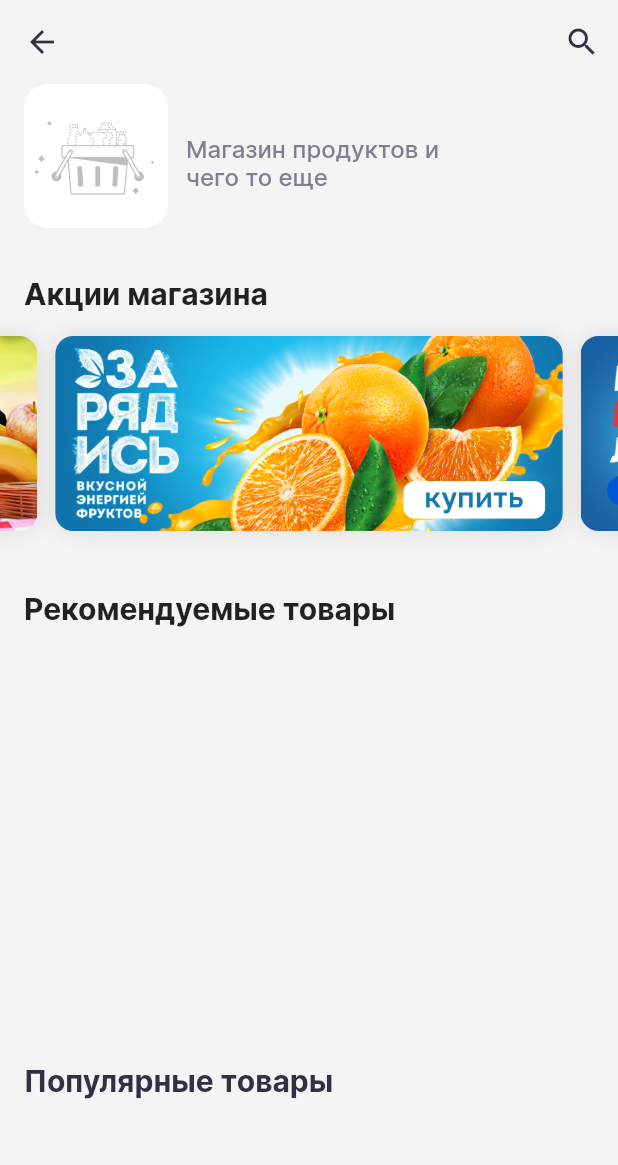
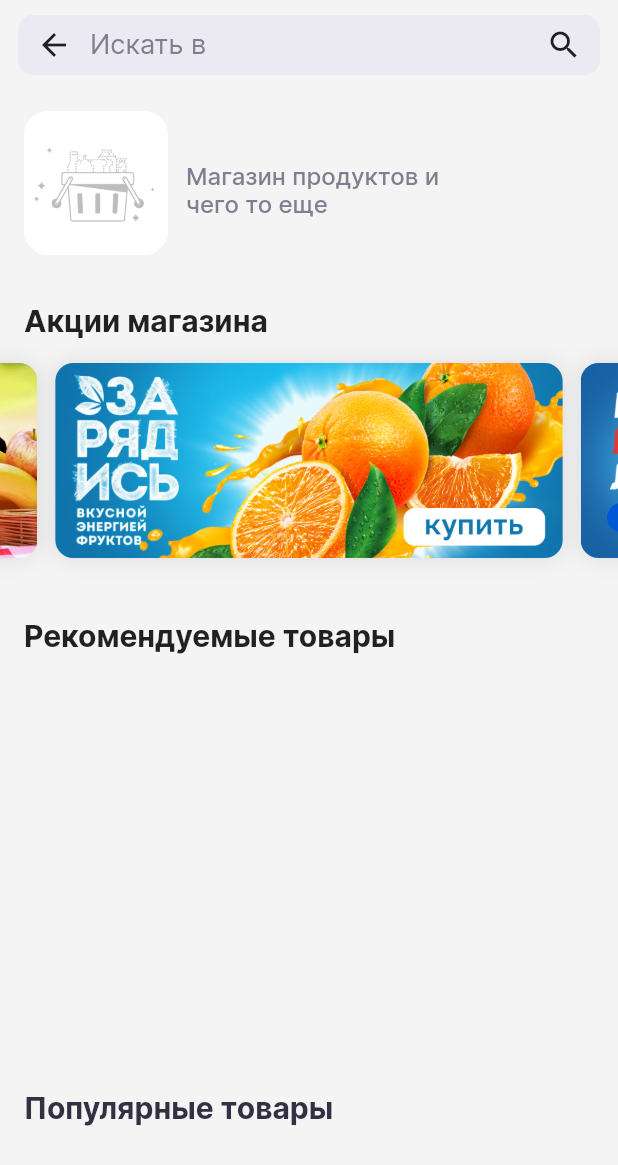
Before and after one commit to StarProxima/recommendation_system, a Flutter app: the ShopPage screen opened directly with empty values, on a phone screen of 412 x 824 dp. Shown: the top 1165 px of the screen. Run offline on Flutter 3.47's test engine with Material 2 defaults, Android fonts, the phone set to English and light mode, and no system bars; our stand-ins replace auto_animated, flutter_staggered_animations; network calls fail.

Commit message:
Search panel in ShopPage

```diff
--- a/lib/ui/pages/search_page.dart
+++ b/lib/ui/pages/search_page.dart
@@ -13,11 +13,13 @@ class SearchPage extends StatefulWidget {
   const SearchPage({
     Key? key,
     required this.controller,
+    this.hintText,
     this.shop,
   }) : super(key: key);
 
   final TextEditingController controller;
   final String? shop;
+  final String? hintText;
   @override
   State<SearchPage> createState() => _SearchPageState();
 }
@@ -82,6 +84,7 @@ class _SearchPageState extends State<SearchPage> {
               focus: searchPanelFocus,
               controller: widget.controller,
               backButton: true,
+              hintText: widget.hintText,
               onEditingComplete: () async {
                 log('onEditingComplete');
                 getSearchProducts();
--- a/lib/ui/pages/shop_page.dart
+++ b/lib/ui/pages/shop_page.dart
@@ -1,6 +1,8 @@
 import 'package:flutter/material.dart';
 import 'package:recommendation_system/data/recommendation_repository.dart';
+import 'package:recommendation_system/ui/pages/search_page.dart';
 import 'package:recommendation_system/ui/widgets/product_small_card.dart';
+import 'package:recommendation_system/ui/widgets/search_panel.dart';
 
 import '../../data/app_styles.dart';
 import 'package:flutter_staggered_animations/flutter_staggered_animations.dart';
@@ -45,37 +47,64 @@ class _ShopPageState extends State<ShopPage> {
   loadShopRecommendation() async {
     recommendedProducts =
         await RecommendationRepository.getRecommendationsInShop(
-                widget.shopName, 2217) ??
+              widget.shopName,
+              2217,
+            ) ??
             [];
-    setState(() {});
+    if (mounted) setState(() {});
   }
 
   loadShopInformation() async {
     topProducts = await RecommendationRepository.getRecommendations() ?? [];
-    setState(() {});
+    if (mounted) setState(() {});
   }
 
   @override
   Widget build(BuildContext context) {
     itemWidth = (MediaQuery.of(context).size.width - 3 * 16) / 2;
-
+    final TextEditingController controller = TextEditingController();
     return Scaffold(
-      appBar: AppBar(
-        elevation: 0,
-        backgroundColor: AppColors.background,
-        actions: [
-          IconButton(
-            onPressed: () {},
-            icon: const Icon(
-              Icons.search,
-              color: AppColors.headlineText,
+      // appBar: AppBar(
+      //   elevation: 0,
+      //   backgroundColor: AppColors.background,
+      //   actions: [
+      //     IconButton(
+      //       onPressed: () {},
+      //       icon: const Icon(
+      //         Icons.search,
+      //         color: AppColors.headlineText,
+      //       ),
+      //     )
+      //   ],
+      // ),
+      appBar: PreferredSize(
+        preferredSize: const Size(double.infinity, 50),
+        child: SafeArea(
+          child: Padding(
+            padding: const EdgeInsets.only(
+              top: 10,
+              left: 12,
+              right: 12,
             ),
-          )
-        ],
+            child: SearchPanel(
+              focus: FocusNode(),
+              controller: controller,
+              backButton: true,
+              hintText: 'Искать в ${widget.shopName}',
+              pushToSearchPage: true,
+            ),
+          ),
+        ),
       ),
       body: SingleChildScrollView(
+        physics: const BouncingScrollPhysics(
+          parent: AlwaysScrollableScrollPhysics(),
+        ),
         child: Column(
           children: [
+            const SizedBox(
+              height: 24,
+            ),
             shopCard,
             shopStocks,
             const SizedBox(height: 24),
@@ -89,8 +118,8 @@ class _ShopPageState extends State<ShopPage> {
 
   Widget get shopStocks => Column(
         crossAxisAlignment: CrossAxisAlignment.start,
-        children: [
-          const Padding(
+        children: const [
+          Padding(
             padding: EdgeInsets.only(left: 16, right: 16, top: 32, bottom: 0),
             child: Text(
               "Акции магазина",
@@ -208,11 +237,7 @@ class _ShopPageState extends State<ShopPage> {
         ],
       );
 
-  Widget get topProductsWidget => SingleChildScrollView(
-        physics: const BouncingScrollPhysics(
-          parent: AlwaysScrollableScrollPhysics(),
-        ),
-        child: Column(
+  Widget get topProductsWidget => Column(
         crossAxisAlignment: CrossAxisAlignment.start,
         children: [
           const Padding(
@@ -268,6 +293,5 @@ class _ShopPageState extends State<ShopPage> {
             },
           ),
         ],
-        ),
       );
 }
--- a/lib/ui/widgets/search_panel.dart
+++ b/lib/ui/widgets/search_panel.dart
@@ -2,20 +2,25 @@ import 'dart:developer';
 
 import 'package:flutter/material.dart';
 import 'package:recommendation_system/data/app_styles.dart';
+import 'package:recommendation_system/ui/pages/search_page.dart';
 
 class SearchPanel extends StatefulWidget {
   const SearchPanel({
     Key? key,
-    required this.onEditingComplete,
     required this.controller,
     required this.focus,
+    this.pushToSearchPage = false,
     this.backButton = false,
+    this.onEditingComplete,
+    this.hintText,
   }) : super(key: key);
 
-  final VoidCallback onEditingComplete;
   final TextEditingController controller;
   final FocusNode focus;
+  final bool pushToSearchPage;
   final bool backButton;
+  final String? hintText;
+  final VoidCallback? onEditingComplete;
   @override
   State<SearchPanel> createState() => _SearchPanelState();
 }
@@ -31,20 +36,38 @@ class _SearchPanelState extends State<SearchPanel> {
     super.initState();
   }
 
+  void pushToSearchPage() {
+    Navigator.of(context).push(
+      MaterialPageRoute(
+        builder: (context) {
+          return SearchPage(
+            hintText: widget.hintText,
+            controller: widget.controller,
+          );
+        },
+      ),
+    );
+  }
+
   @override
   Widget build(BuildContext context) {
     return SizedBox(
       height: 40,
       child: TextField(
         controller: widget.controller,
+        onTap: () {
+          setState(() {});
+        },
         onEditingComplete: () {
-          widget.focus.unfocus();
-          FocusScope.of(context).requestFocus(widget.focus);
-          widget.onEditingComplete();
+          setState(() {});
+          if (widget.pushToSearchPage) pushToSearchPage();
+          widget.onEditingComplete?.call();
         },
         textInputAction: TextInputAction.done,
         maxLines: 1,
-        style: const TextStyle(fontSize: 17),
+        style: Theme.of(context).textTheme.titleMedium!.copyWith(
+              color: AppColors.headlineText,
+            ),
         textAlignVertical: TextAlignVertical.center,
         focusNode: widget.focus,
         textAlign: TextAlign.left,
@@ -55,11 +78,13 @@ class _SearchPanelState extends State<SearchPanel> {
           isDense: false,
           filled: true,
           fillColor: AppColors.divider,
-          hintText: 'Искать',
+          hintText: widget.hintText ?? 'Искать',
           hintStyle: Theme.of(context).textTheme.titleMedium,
           prefixIcon: widget.backButton
               ? IconButton(
                   onPressed: () {
+                    widget.focus.unfocus();
+                    widget.controller.clear();
                     Navigator.of(context).pop();
                   },
                   icon: Icon(
@@ -78,7 +103,6 @@ class _SearchPanelState extends State<SearchPanel> {
                     widget.focus.unfocus();
                     if (widget.controller.text.isNotEmpty) {
                       widget.controller.clear();
-                      widget.onEditingComplete();
                     }
                   },
                 )
```
Also changed, not shown: lib/data/recommendation_repository.dart (+22 -10 lines), lib/ui/pages/home_page.dart (+8 -15 lines). Lines whose indentation alone changed are shown as unchanged.
